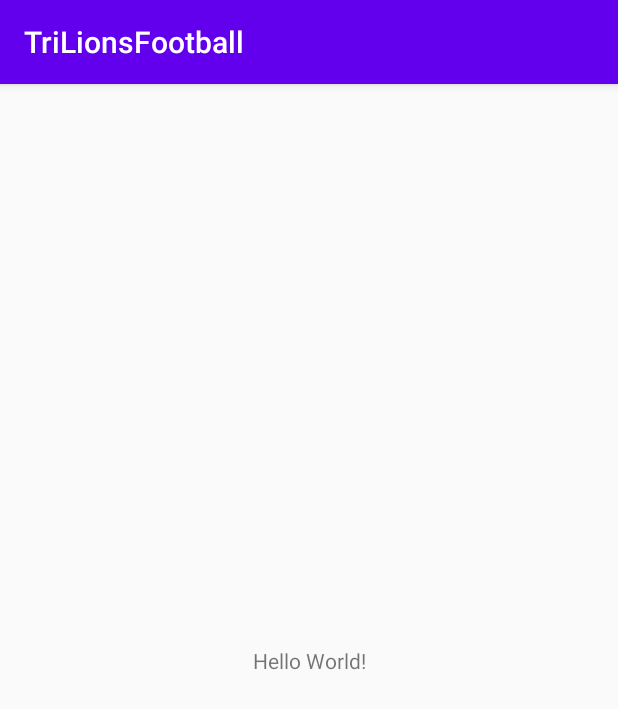
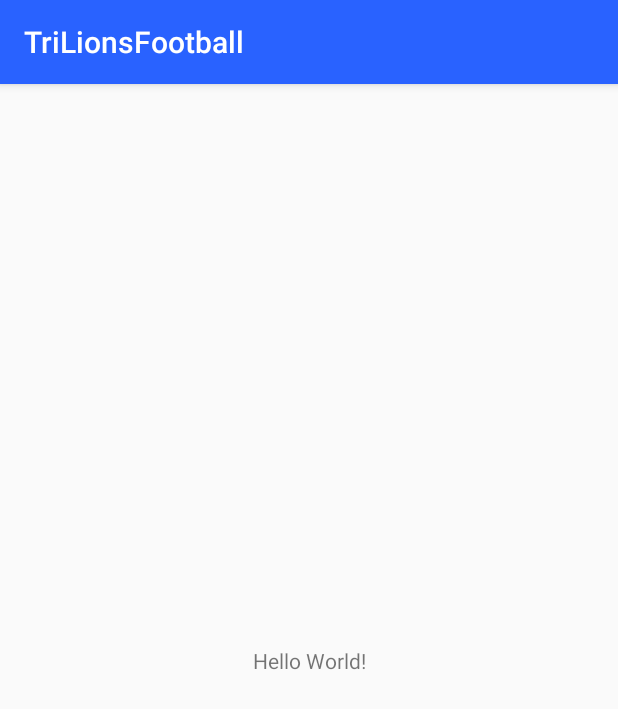
Before and after one commit to erikrios/trilions-football, an Android app: the screen it shows after launch (MainActivity), on a phone screen of 412 x 824 dp. Shown: the top 709 px of the screen. Run offline under Robolectric (Android 15) with nearby library versions, the phone set to English and light mode, and no system bars.

Commit message:
Change colors.xml values

```diff
--- a/app/src/main/res/values/colors.xml
+++ b/app/src/main/res/values/colors.xml
@@ -1,6 +1,6 @@
 <?xml version="1.0" encoding="utf-8"?>
 <resources>
-    <color name="colorPrimary">#6200EE</color>
-    <color name="colorPrimaryDark">#3700B3</color>
-    <color name="colorAccent">#03DAC5</color>
+    <color name="colorPrimary">#2962ff</color>
+    <color name="colorPrimaryDark">#0039cb</color>
+    <color name="colorAccent">#ff6434</color>
 </resources>
```
